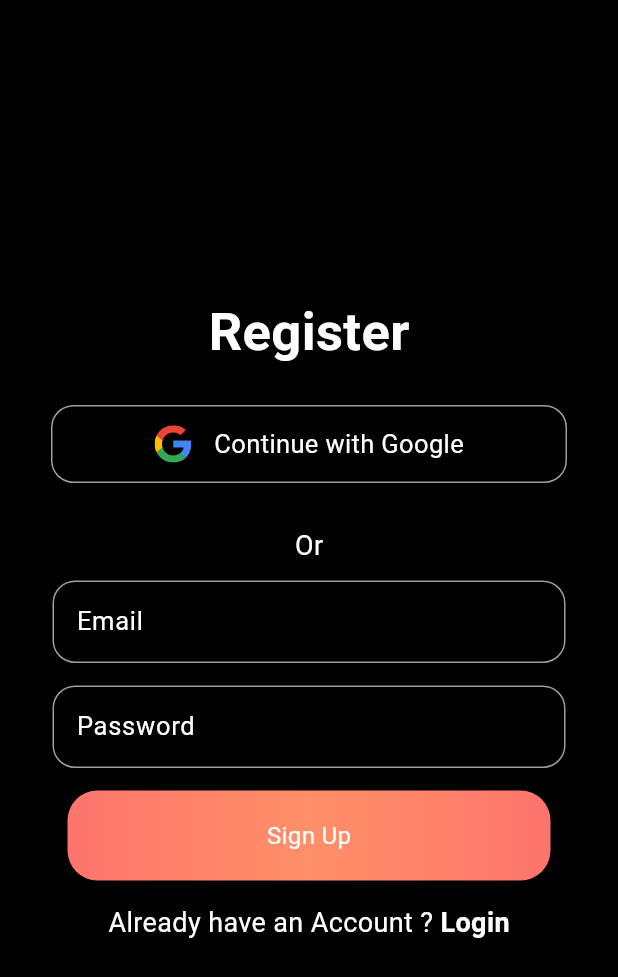
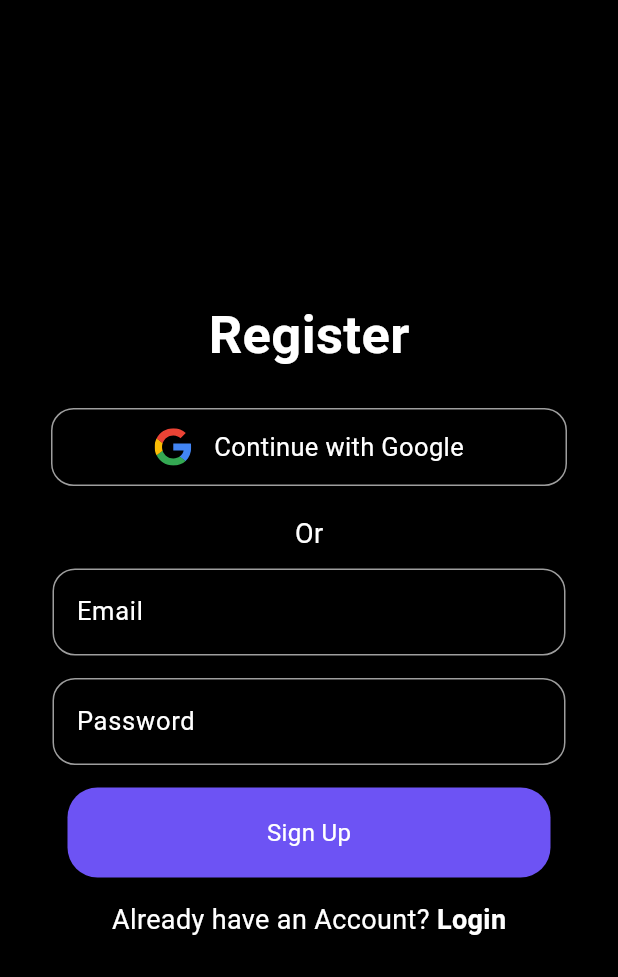
Before and after one commit to hermesgido/pesatrack, a Flutter app: the RegisterPage screen opened directly, on a phone screen of 412 x 824 dp. Shown: the top 977 px of the screen. Run offline on Flutter 3.47's test engine with Material 3 defaults, Android fonts, the phone set to English and light mode, and no system bars; our stand-ins replace animated_custom_dropdown, awesome_bottom_bar, flutter_svg, google_fonts, otp_text_field, shared_preferences; accounts and stored records are empty.

Commit message:
login plus register

```diff
--- a/lib/screens/auth/register.dart
+++ b/lib/screens/auth/register.dart
@@ -1,6 +1,9 @@
 import 'package:flutter/material.dart';
-import 'package:flutter_svg/svg.dart';
-import 'package:pesatrack/screens/auth/login.dart';
+import 'package:flutter_svg/flutter_svg.dart';
+import 'package:provider/provider.dart';
+import 'package:pesatrack/providers/authprovider.dart';
+import 'package:pesatrack/main.dart';
+import 'login.dart';
 
 class RegisterPage extends StatefulWidget {
   const RegisterPage({super.key});
@@ -10,25 +13,41 @@ class RegisterPage extends StatefulWidget {
 }
 
 class _RegisterPageState extends State<RegisterPage> {
-  Widget currentPage = const RegisterPage();
-  @override
-  void initState() {
-    super.initState();
-    checkLogin();
+  final _emailController = TextEditingController();
+  final _passwordController = TextEditingController();
+  final _formKey = GlobalKey<FormState>();
+
+  Future<void> _register() async {
+    if (_formKey.currentState?.validate() ?? false) {
+      final String email = _emailController.text.trim();
+      final String password = _passwordController.text.trim();
+      final authProvider = Provider.of<AuthProvider>(context, listen: false);
+
+      try {
+        await authProvider.registerUser(email, password, context);
+        ScaffoldMessenger.of(context).showSnackBar(
+          const SnackBar(content: Text('Registration successful')),
+        );
+      } catch (e) {
+        ScaffoldMessenger.of(context).showSnackBar(
+          SnackBar(content: Text(e.toString())),
+        );
+      }
+    }
   }
 
-  void checkLogin() async {}
-  final TextEditingController _emailController = TextEditingController();
-  final TextEditingController _passwordController = TextEditingController();
-  bool circular = false;
   @override
   Widget build(BuildContext context) {
+    final authProvider = Provider.of<AuthProvider>(context);
+
     return Scaffold(
       body: SingleChildScrollView(
         child: Container(
           width: MediaQuery.of(context).size.width,
           height: MediaQuery.of(context).size.height,
           color: Colors.black,
+          child: Padding(
+            padding: const EdgeInsets.all(20.0),
             child: Column(
               mainAxisAlignment: MainAxisAlignment.center,
               children: [
@@ -40,48 +59,39 @@ class _RegisterPageState extends State<RegisterPage> {
                     fontWeight: FontWeight.bold,
                   ),
                 ),
-              const SizedBox(
-                height: 20,
-              ),
-              buttonItem("assets/google.svg", "Continue with Google", 25,
+                const SizedBox(height: 20),
+                buttonItem(
+                  "assets/google.svg",
+                  "Continue with Google",
+                  25,
                   () async {
                     // await authClass.googleSignIn(context);
-              }),
-              const SizedBox(
-                height: 15,
+                  },
                 ),
-              // buttonItem("assets/phone.svg", "Continue with Phone", 30, ()
-              // {
-              //   Navigator.push(context,
-              //       MaterialPageRoute(builder: (builder) => PhoneAuthPage()));
-              // }),
-              const SizedBox(
-                height: 10,
-              ),
+                const SizedBox(height: 15),
                 const Text(
                   "Or",
                   style: TextStyle(color: Colors.white, fontSize: 18),
                 ),
-              const SizedBox(
-                height: 10,
+                const SizedBox(height: 10),
+                Form(
+                  key: _formKey,
+                  child: Column(
+                    children: [
+                      textItem("Email", _emailController, false),
+                      const SizedBox(height: 15),
+                      textItem("Password", _passwordController, true),
+                      const SizedBox(height: 15),
+                      colorButton("Sign Up", authProvider),
+                    ],
                   ),
-              textItem("Email", _emailController, false),
-              const SizedBox(
-                height: 15,
                 ),
-              textItem("Password", _passwordController, true),
-              const SizedBox(
-                height: 15,
-              ),
-              colorButton("Sign Up"),
-              const SizedBox(
-                height: 15,
-              ),
+                const SizedBox(height: 15),
                 Row(
                   mainAxisAlignment: MainAxisAlignment.center,
                   children: <Widget>[
                     const Text(
-                    "Already have an Account ?",
+                      "Already have an Account?",
                       style: TextStyle(
                         color: Colors.white,
                         fontSize: 18,
@@ -92,8 +102,10 @@ class _RegisterPageState extends State<RegisterPage> {
                         Navigator.pushAndRemoveUntil(
                           context,
                           MaterialPageRoute(
-                              builder: (builder) => const LoginPage()),
-                          (route) => false);
+                            builder: (context) => const LoginPage(),
+                          ),
+                          (route) => false,
+                        );
                       },
                       child: const Text(
                         " Login",
@@ -107,6 +119,7 @@ class _RegisterPageState extends State<RegisterPage> {
                   ],
                 ),
               ],
+            ),
           ),
         ),
       ),
@@ -128,7 +141,8 @@ class _RegisterPageState extends State<RegisterPage> {
             side: const BorderSide(
               width: 1,
               color: Colors.grey,
-              )),
+            ),
+          ),
           child: Row(
             mainAxisAlignment: MainAxisAlignment.center,
             children: [
@@ -137,9 +151,7 @@ class _RegisterPageState extends State<RegisterPage> {
                 height: size,
                 width: size,
               ),
-              const SizedBox(
-                width: 15,
-              ),
+              const SizedBox(width: 15),
               Text(
                 buttonName,
                 style: const TextStyle(
@@ -158,7 +170,6 @@ class _RegisterPageState extends State<RegisterPage> {
       String name, TextEditingController controller, bool obsecureText) {
     return Container(
       width: MediaQuery.of(context).size.width - 70,
-      height: 55,
       child: TextFormField(
         controller: controller,
         obscureText: obsecureText,
@@ -186,38 +197,60 @@ class _RegisterPageState extends State<RegisterPage> {
               color: Colors.grey,
             ),
           ),
+          errorStyle: const TextStyle(
+            color: Colors.red,
+            fontSize: 12,
           ),
+          errorMaxLines: 1,
+        ),
+        validator: (value) {
+          if (name == "Email") {
+            if (value == null || value.isEmpty) {
+              return 'Please enter your email';
+            } else if (!RegExp(r'^[^@]+@[^@]+\.[^@]+').hasMatch(value)) {
+              return 'Please enter a valid email address';
+            }
+          } else if (name == "Password") {
+            if (value == null || value.isEmpty) {
+              return 'Please enter your password';
+            } else if (value.length < 4) {
+              return 'Password must be at least 4 characters long';
+            }
+          }
+          return null;
+        },
       ),
     );
   }
 
-  Widget colorButton(String name) {
+  Widget colorButton(String name, AuthProvider authProvider) {
     return InkWell(
       onTap: () async {
-        setState(() {
-          circular = true;
-        });
-        print("00");
+        await _register();
       },
       child: Container(
         width: MediaQuery.of(context).size.width - 90,
         height: 60,
         decoration: BoxDecoration(
           borderRadius: BorderRadius.circular(20),
-          gradient: const LinearGradient(colors: [
-            Color(0xFFFD746C),
-            Color(0xFFFF9068),
-            Color(0xFFFD746C),
-          ]),
+          gradient: const LinearGradient(
+            colors: [
+              Color(0xFF6D53F4),
+              Color(0xFF6D53F4),
+              Color(0xFF6D53F4),
+            ],
+          ),
         ),
         child: Center(
-          child: circular
+          child: authProvider.isLoading
               ? const CircularProgressIndicator()
-              : Text(name,
+              : Text(
+                  name,
                   style: const TextStyle(
                     color: Colors.white,
                     fontSize: 16,
-                  )),
+                  ),
+                ),
         ),
       ),
     );
--- /dev/null
+++ b/lib/utils/urls.dart
@@ -0,0 +1 @@
+const baseUrl = 'http://172.20.10.7:8000';
--- a/pubspec.yaml
+++ b/pubspec.yaml
@@ -41,6 +41,10 @@ dependencies:
   awesome_bottom_bar: ^1.2.4
   google_fonts: ^6.2.1
   animated_custom_dropdown: ^3.1.1
+  provider: any
+  http: ^1.2.2
+  shared_preferences: ^2.2.2
+
 
 dev_dependencies:
   flutter_test:
```
Also changed, not shown: lib/main.dart (+13 -2 lines), lib/providers/authprovider.dart (added, +106 -0 lines), lib/screens/auth/login.dart (+51 -43 lines), pubspec.lock, 1 other file. Lines whose indentation alone changed are shown as unchanged.
